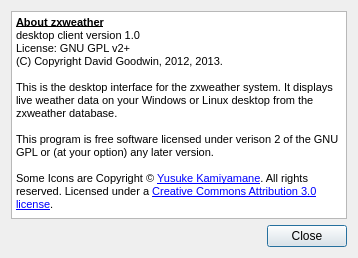
davidrg/zxweather, file desktop/aboutdialog.ui: the form before one commit.
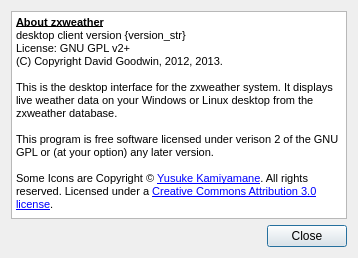
The form after the commit. Icons and pictures are not drawn.

Commit message: Fix about dialog icon, retrieve version from constant.

The edit to the form file:
```diff
--- a/desktop/aboutdialog.ui
+++ b/desktop/aboutdialog.ui
@@ -26,7 +26,7 @@
 p, li { white-space: pre-wrap; }
 &lt;/style&gt;&lt;/head&gt;&lt;body style=&quot; font-family:'MS Shell Dlg 2'; font-size:8.25pt; font-weight:400; font-style:normal;&quot;&gt;
 &lt;p style=&quot; margin-top:0px; margin-bottom:0px; margin-left:0px; margin-right:0px; -qt-block-indent:0; text-indent:0px;&quot;&gt;&lt;span style=&quot; font-size:8pt; font-weight:600; text-decoration: underline;&quot;&gt;About zxweather&lt;/span&gt;&lt;/p&gt;
-&lt;p style=&quot; margin-top:0px; margin-bottom:0px; margin-left:0px; margin-right:0px; -qt-block-indent:0; text-indent:0px;&quot;&gt;&lt;span style=&quot; font-size:8pt;&quot;&gt;desktop client version 1.0&lt;/span&gt;&lt;/p&gt;
+&lt;p style=&quot; margin-top:0px; margin-bottom:0px; margin-left:0px; margin-right:0px; -qt-block-indent:0; text-indent:0px;&quot;&gt;&lt;span style=&quot; font-size:8pt;&quot;&gt;desktop client version {version_str}&lt;/span&gt;&lt;/p&gt;
 &lt;p style=&quot; margin-top:0px; margin-bottom:0px; margin-left:0px; margin-right:0px; -qt-block-indent:0; text-indent:0px;&quot;&gt;&lt;span style=&quot; font-size:8pt;&quot;&gt;License: GNU GPL v2+&lt;/span&gt;&lt;/p&gt;
 &lt;p style=&quot; margin-top:0px; margin-bottom:0px; margin-left:0px; margin-right:0px; -qt-block-indent:0; text-indent:0px;&quot;&gt;&lt;span style=&quot; font-size:8pt;&quot;&gt;(C) Copyright David Goodwin, 2012, 2013.&lt;/span&gt;&lt;/p&gt;
 &lt;p style=&quot;-qt-paragraph-type:empty; margin-top:0px; margin-bottom:0px; margin-left:0px; margin-right:0px; -qt-block-indent:0; text-indent:0px; font-size:8pt;&quot;&gt;&lt;br /&gt;&lt;/p&gt;
```
Left out of the diff: 2 changed lines with no effect on the pictures. The commit also changes 1 other file.
